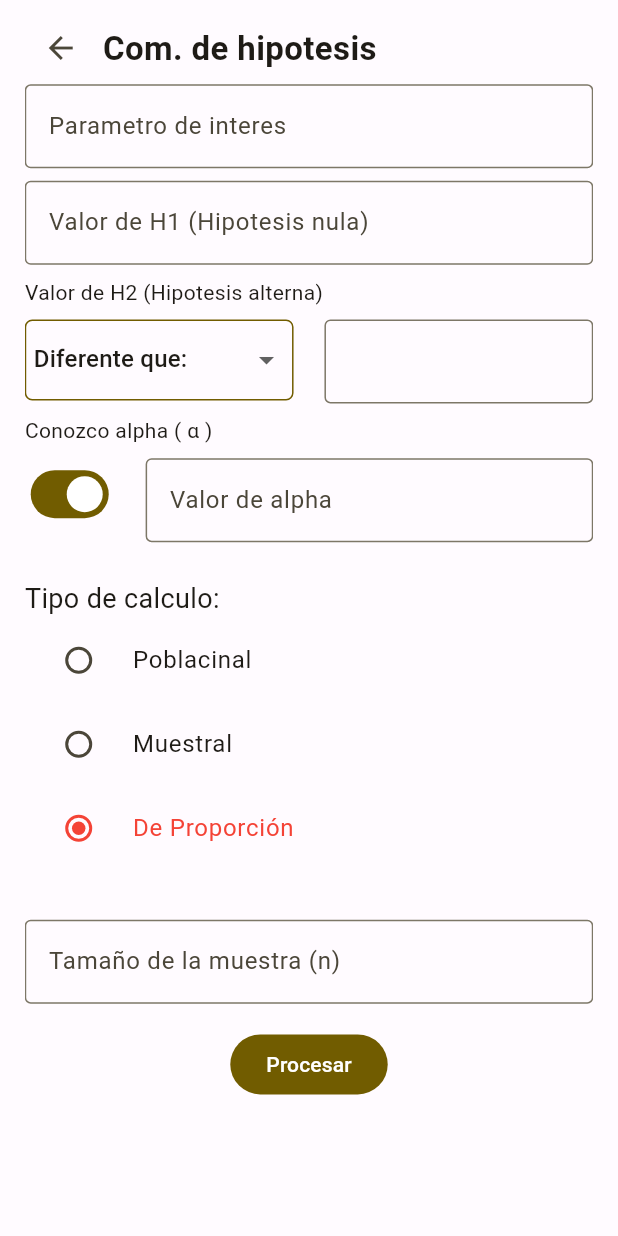
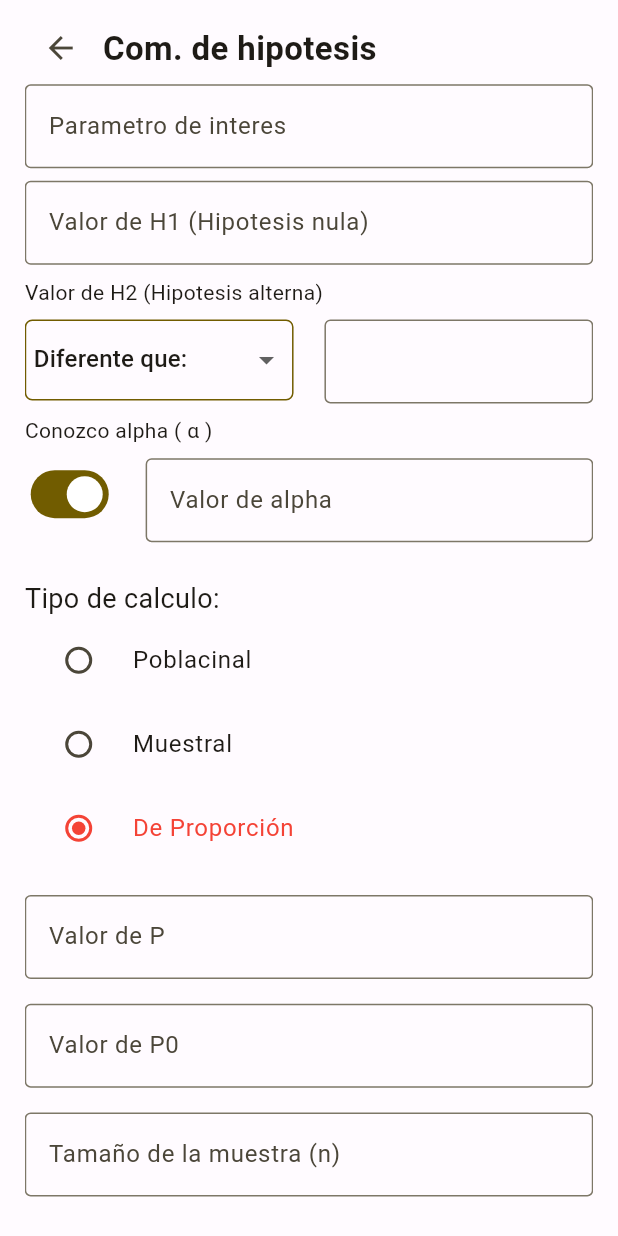
Before and after one commit to DataBase18/Estadistica-II-PF, a Flutter app: the InferenceAboutSampleScreen screen opened by its route, after a tap on "Muestral", after a tap on "De Proporción", on a phone screen of 412 x 824 dp. Run offline on Flutter 3.47's test engine with Material 3 defaults, Android fonts, the light colour scheme and no system bars; our stand-ins replace fl_chart, lottie; missing offline and left inert: awesome_icons, dart:ffi.

Commit message:
Se agrega la formula y validaciones de proporciones, pendiente validar el flujo correcto

```diff
--- a/lib/screens/statistics/inferenceAboutSample/data/InferenceAboutSampleConstants.dart
+++ b/lib/screens/statistics/inferenceAboutSample/data/InferenceAboutSampleConstants.dart
@@ -28,6 +28,8 @@ class InferenceAboutSampleConstants {
   static String noValidSigmaValueMessage="El valor de sigma no es válido";
   static String noValidStandardDeviationValueMessage="La desviación Standard no es válida";
   static String noValidSizeSampleValueMessage ="El tamaño de la muestra no es válida";
+  static String noValidPValueMessage="El valor de P no es válido";
+  static String noValidP0ValueMessage="El valor de P0 no es válido";
 
   static String acceptH1Text = "Aceptamos la hipotesis de que _PARAMETER_  es  _INEQUALITY_ _H2_ con los siguientes datos:";
   static String rejectH1Text = "Rechazamos la hipotesis de que _PARAMETER_  es  _INEQUALITY_ _H2_ con los siguientes datos:";
@@ -36,4 +38,7 @@ class InferenceAboutSampleConstants {
   static String leftCriticalValueText="Valor crítico izquierdo: ";
   static String rightCriticalValueText="Valor crítico derecho: ";
   static String zValueText="Z: ";
+
+  static String pLabel = "Valor de P";
+  static String p0Label = "Valor de P0";
 }
--- a/lib/screens/statistics/inferenceAboutSample/ui/InferenceAboutSampleScreen.dart
+++ b/lib/screens/statistics/inferenceAboutSample/ui/InferenceAboutSampleScreen.dart
@@ -172,7 +172,7 @@ class _InferenceAboutSampleScreenState extends State<InferenceAboutSampleScreen>
                 state.currentTypeCalcSelected == 1 ||
                 state.currentTypeCalcSelected == 2 ?
                     PopulationOrSampleExperimentWidgets(viewModel: viewModel, state: state):
-                    Container(),
+                    ProportionWidgets(state: state,),
                 SizedBox(height: height*0.02,),
                 InputBasic(
                   label:  InferenceAboutSampleConstants.sampleSizeLabel,
@@ -197,7 +197,9 @@ class _InferenceAboutSampleScreenState extends State<InferenceAboutSampleScreen>
                         meanController: state.controllerMean,
                         sigmaController: state.controllerSigma,
                         sampleController: state.controllerSample,
-                        deviationSController: state.controllerS
+                        deviationSController: state.controllerS,
+                        controllerP: state.controllerP,
+                        controllerP0: state.controllerP0
                       );
                     },
                     child: Text(GlobalConstants.processTextButton),
--- a/lib/screens/statistics/inferenceAboutSample/ui/InferenceAboutSampleState.dart
+++ b/lib/screens/statistics/inferenceAboutSample/ui/InferenceAboutSampleState.dart
@@ -31,4 +31,7 @@ class InferenceAboutSampleState {
   List<FlSpot> pointsLeftIntervalFunction = [];
   List<FlSpot> pointsRightIntervalFunction = [];
   List<FlSpot> pointsToRectZResult = [];
+
+  TextEditingController controllerP = TextEditingController();
+  TextEditingController controllerP0 = TextEditingController();
 }
--- a/lib/screens/statistics/inferenceAboutSample/ui/InferenceAboutSampleWidget.dart
+++ b/lib/screens/statistics/inferenceAboutSample/ui/InferenceAboutSampleWidget.dart
@@ -45,6 +45,36 @@ class PopulationOrSampleExperimentWidgets extends StatelessWidget {
   }
 }
 
+class ProportionWidgets extends StatelessWidget {
+  const ProportionWidgets({super.key, required this.state});
+  final InferenceAboutSampleState state;
+  @override
+  Widget build(BuildContext context) {
+    final width=MediaQuery.of(context).size.width;
+    final height=MediaQuery.of(context).size.height;
+    return Column(
+      children: [
+        InputBasic(
+          label: InferenceAboutSampleConstants.pLabel,
+          inputController: state.controllerP,
+          validator: (value){
+            return GlobalMetods.validatorIsDouble(value);
+          },
+        ),
+        SizedBox(height: height*0.02,),
+        InputBasic(
+          label: InferenceAboutSampleConstants.p0Label,
+          inputController: state.controllerP0,
+          validator: (value){
+            return GlobalMetods.validatorIsDouble(value);
+          },
+        ),
+      ],
+    );
+  }
+}
+
+
 class InferenceWidgets extends StatelessWidget {
   const InferenceWidgets({super.key, required this.state});
   final InferenceAboutSampleState state;
```
Also changed, not shown: lib/screens/statistics/inferenceAboutSample/ui/InferenceAboutSampleViewModel.dart (+27 -10 lines).
